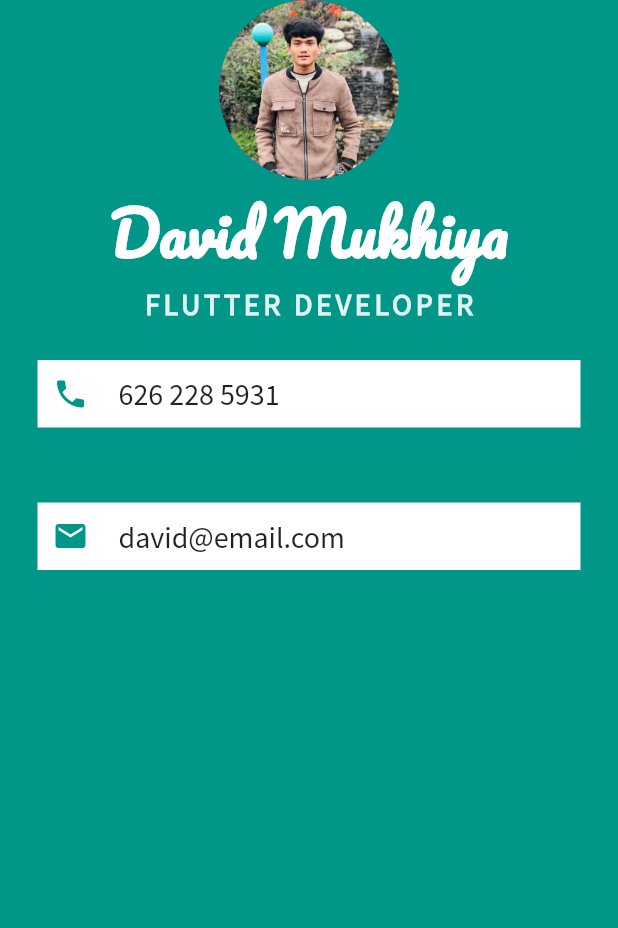
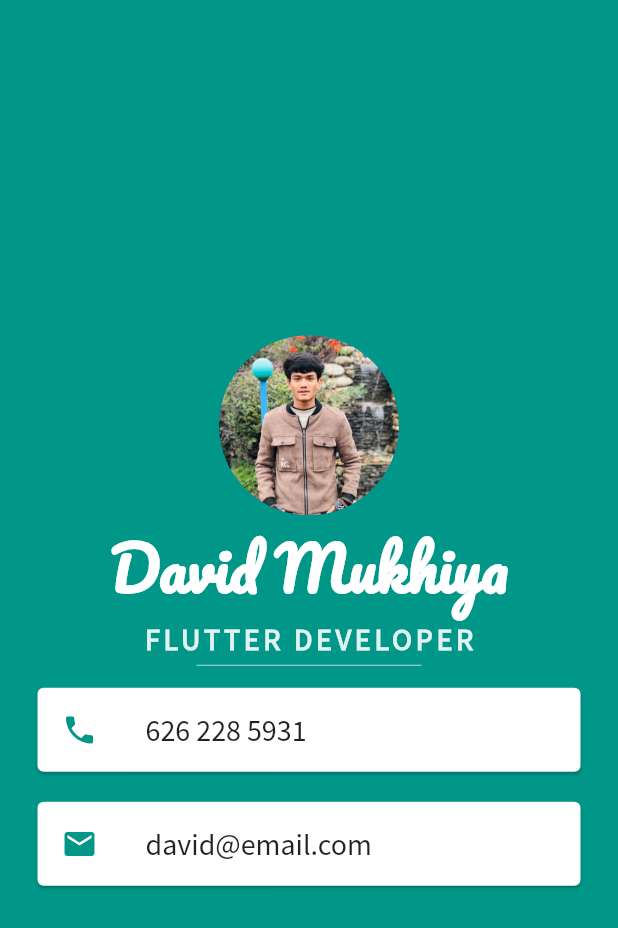
Before and after one commit to DavidMukhiya/mi_card_flutter, a Flutter app: the screen it shows after launch, on a phone screen of 412 x 824 dp. Shown: the top 928 px of the screen. Run offline on Flutter 3.47's test engine with Material 2 defaults, Android fonts, the phone set to English and light mode, and no system bars.

Commit message:
Flutter Card and ListTile Widgets

```diff
--- a/lib/main.dart
+++ b/lib/main.dart
@@ -10,10 +10,12 @@ class MyApp extends StatelessWidget {
   @override
   Widget build(BuildContext context) {
     return MaterialApp(
+      debugShowCheckedModeBanner: false,
       home: Scaffold(
         backgroundColor: Colors.teal,
         body: SafeArea(
           child: Column(
+            mainAxisAlignment: MainAxisAlignment.center,
             children: [
               CircleAvatar(
                 radius: 60.0,
@@ -38,48 +40,43 @@ class MyApp extends StatelessWidget {
                   letterSpacing: 2.5,
                 ),
               ),
-              Container(
-                color: Colors.white,
-                margin: EdgeInsets.symmetric(vertical: 25.0, horizontal: 25.0),
-                padding: EdgeInsets.all(10.0),
-                child: Row(
-                  children: [
-                    Icon(
+              SizedBox(
+                child: Divider(
+                  color: Colors.teal.shade100,
+                ),
+                width: 150.0,
+                height: 10.0,
+              ),
+              Card(
+                margin: EdgeInsets.symmetric(vertical: 10.0, horizontal: 25.0),
+                child: ListTile(
+                  leading: Icon(
                     Icons.phone,
                     color: Colors.teal,
                   ),
-                    SizedBox(
-                      width: 20.0,
-                    ),
-                    Text(
+                  title: Text(
                     "626 228 5931",
                     style: TextStyle(
-                          fontFamily: 'Source Sans Pro', fontSize: 20.0),
-                    ),
-                  ],
+                      fontFamily: 'Source Sans Pro',
+                      fontSize: 20.0,
                     ),
                   ),
-              Container(
-                color: Colors.white,
-                margin: EdgeInsets.symmetric(vertical: 25.0, horizontal: 25.0),
-                padding: EdgeInsets.all(10.0),
-                child: Row(
-                  children: [
-                    Icon(
+                ),
+              ),
+              Card(
+                margin: EdgeInsets.symmetric(vertical: 10.0, horizontal: 25.0),
+                child: ListTile(
+                  leading: Icon(
                     Icons.email,
                     color: Colors.teal,
                   ),
-                    SizedBox(
-                      width: 20.0,
-                    ),
-                    Text(
+                  title: Text(
                     "david@email.com",
                     style: TextStyle(
                       fontSize: 20.0,
                       fontFamily: 'Source Sans Pro',
                     ),
                   ),
-                  ],
                 ),
               ),
             ],
```
Lines whose indentation alone changed are shown as unchanged.
